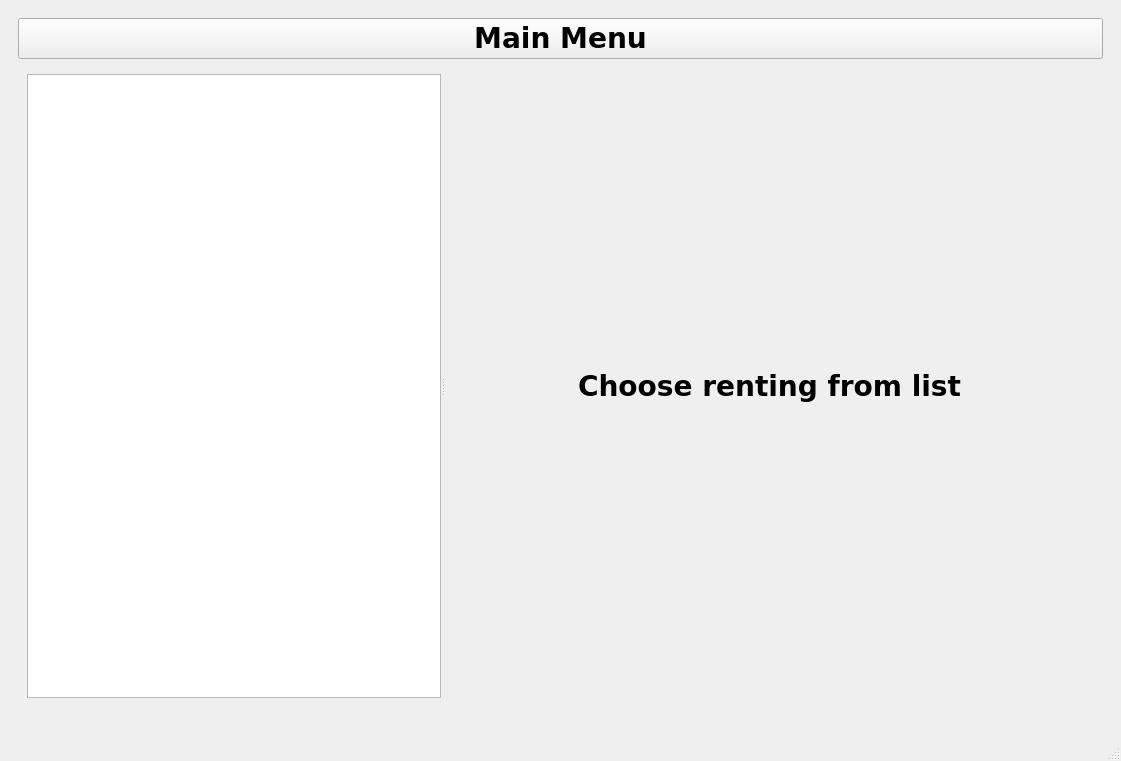
mikorozek/Libapp-Project-Pipr, file libapp.ui: the form before one commit.
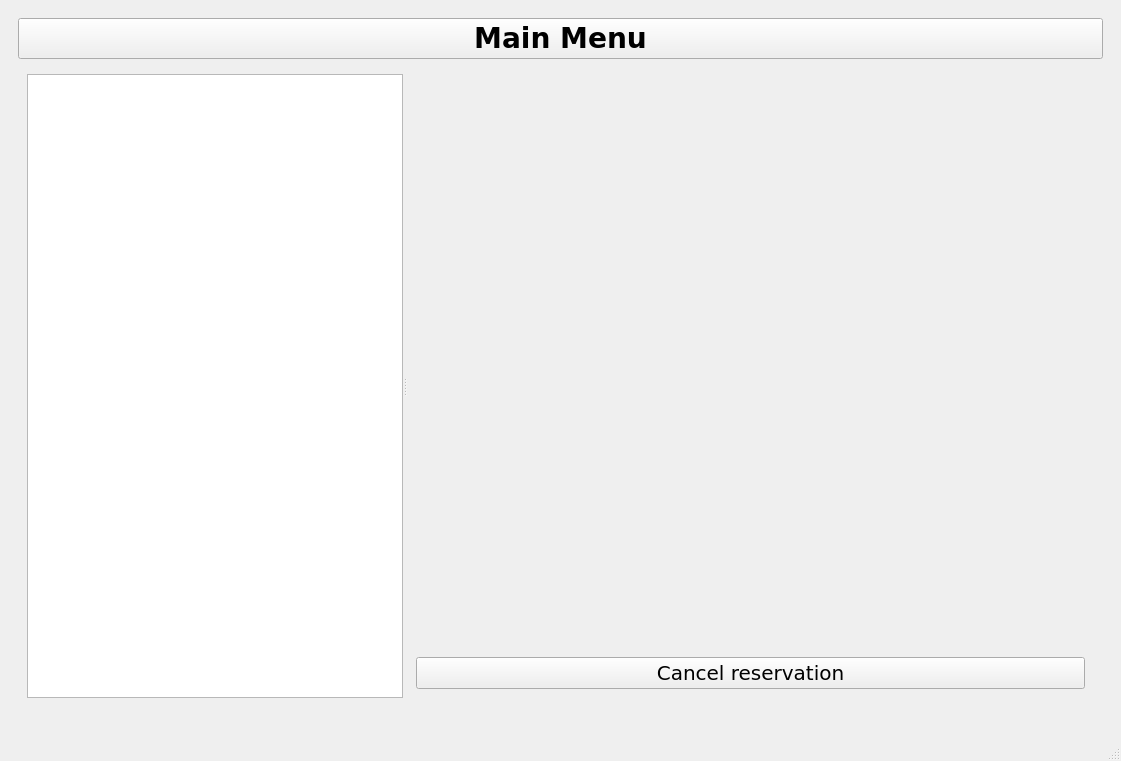
The form after the commit. The open tabs and pages were chosen to show the change.

Diff of the .ui file:
```diff
--- a/libapp.ui
+++ b/libapp.ui
@@ -29,7 +29,7 @@
     <item>
      <widget class="QStackedWidget" name="Stack">
       <property name="currentIndex">
-       <number>3</number>
+       <number>5</number>
       </property>
       <widget class="QWidget" name="home">
        <layout class="QGridLayout" name="gridLayout_5">
@@ -822,20 +822,150 @@
         </item>
        </layout>
       </widget>
-      <widget class="QWidget" name="librarian_home_page">
-       <widget class="QLabel" name="label">
-        <property name="geometry">
-         <rect>
-          <x>120</x>
-          <y>30</y>
-          <width>59</width>
-          <height>15</height>
-         </rect>
-        </property>
-        <property name="text">
-         <string>TextLabel</string>
-        </property>
-       </widget>
+      <widget class="QWidget" name="client_display_reservations_page">
+       <layout class="QGridLayout" name="gridLayout_6">
+        <item row="0" column="0">
+         <layout class="QVBoxLayout" name="verticalLayout_21">
+          <item>
+           <widget class="QPushButton" name="mainMenuButton3">
+            <property name="font">
+             <font>
+              <family>DejaVu Sans</family>
+              <pointsize>21</pointsize>
+              <weight>75</weight>
+              <bold>true</bold>
+             </font>
+            </property>
+            <property name="text">
+             <string>Main Menu</string>
+            </property>
+           </widget>
+          </item>
+          <item>
+           <widget class="QStackedWidget" name="ifClientHasNoReservationsStack">
+            <property name="currentIndex">
+             <number>0</number>
+            </property>
+            <widget class="QWidget" name="page_11">
+             <layout class="QGridLayout" name="gridLayout_7">
+              <item row="0" column="0">
+               <widget class="QSplitter" name="splitter_6">
+                <property name="orientation">
+                 <enum>Qt::Horizontal</enum>
+                </property>
+                <widget class="QListWidget" name="listOfReservations"/>
+                <widget class="QStackedWidget" name="reservationStack">
+                 <property name="sizePolicy">
+                  <sizepolicy hsizetype="Minimum" vsizetype="Preferred">
+                   <horstretch>0</horstretch>
+                   <verstretch>0</verstretch>
+                  </sizepolicy>
+                 </property>
+                 <widget class="QWidget" name="page_13">
+                  <layout class="QGridLayout" name="gridLayout_8">
+                   <item row="0" column="0">
+                    <widget class="QLabel" name="chooseReservationLabel">
+                     <property name="font">
+                      <font>
+                       <family>DejaVu Sans</family>
+                       <pointsize>21</pointsize>
+                       <weight>75</weight>
+                       <bold>true</bold>
+                      </font>
+                     </property>
+                     <property name="text">
+                      <string>Choose reservation from list</string>
+                     </property>
+                     <property name="alignment">
+                      <set>Qt::AlignCenter</set>
+                     </property>
+                    </widget>
+                   </item>
+                  </layout>
+                 </widget>
+                 <widget class="QWidget" name="page_14">
+                  <layout class="QGridLayout" name="gridLayout_9">
+                   <item row="0" column="0">
+                    <layout class="QVBoxLayout" name="verticalLayout_23">
+                     <item>
+                      <widget class="QLabel" name="reservationInfo">
+                       <property name="sizePolicy">
+                        <sizepolicy hsizetype="MinimumExpanding" vsizetype="MinimumExpanding">
+                         <horstretch>0</horstretch>
+                         <verstretch>0</verstretch>
+                        </sizepolicy>
+                       </property>
+                       <property name="font">
+                        <font>
+                         <family>DejaVu Sans</family>
+                         <pointsize>16</pointsize>
+                         <weight>75</weight>
+                         <bold>true</bold>
+                        </font>
+                       </property>
+                       <property name="text">
+                        <string/>
+                       </property>
+                       <property name="alignment">
+                        <set>Qt::AlignLeading|Qt::AlignLeft|Qt::AlignTop</set>
+                       </property>
+                      </widget>
+                     </item>
+                     <item>
+                      <widget class="QPushButton" name="cancelReservationButton">
+                       <property name="sizePolicy">
+                        <sizepolicy hsizetype="Minimum" vsizetype="Maximum">
+                         <horstretch>0</horstretch>
+                         <verstretch>0</verstretch>
+                        </sizepolicy>
+                       </property>
+                       <property name="font">
+                        <font>
+                         <family>DejaVu Sans</family>
+                         <pointsize>15</pointsize>
+                        </font>
+                       </property>
+                       <property name="text">
+                        <string>Cancel reservation</string>
+                       </property>
+                      </widget>
+                     </item>
+                    </layout>
+                   </item>
+                  </layout>
+                 </widget>
+                </widget>
+               </widget>
+              </item>
+             </layout>
+            </widget>
+            <widget class="QWidget" name="page_12">
+             <layout class="QVBoxLayout" name="verticalLayout_22">
+              <item>
+               <widget class="QLabel" name="noCurrentReservationsLabel">
+                <property name="font">
+                 <font>
+                  <family>DejaVu Sans</family>
+                  <pointsize>28</pointsize>
+                  <weight>75</weight>
+                  <bold>true</bold>
+                 </font>
+                </property>
+                <property name="text">
+                 <string>You have no active reservations.</string>
+                </property>
+                <property name="alignment">
+                 <set>Qt::AlignCenter</set>
+                </property>
+               </widget>
+              </item>
+             </layout>
+            </widget>
+           </widget>
+          </item>
+         </layout>
+        </item>
+       </layout>
       </widget>
      </widget>
     </item>
```
Left out of the diff: 35 changed lines with no effect on the pictures.
